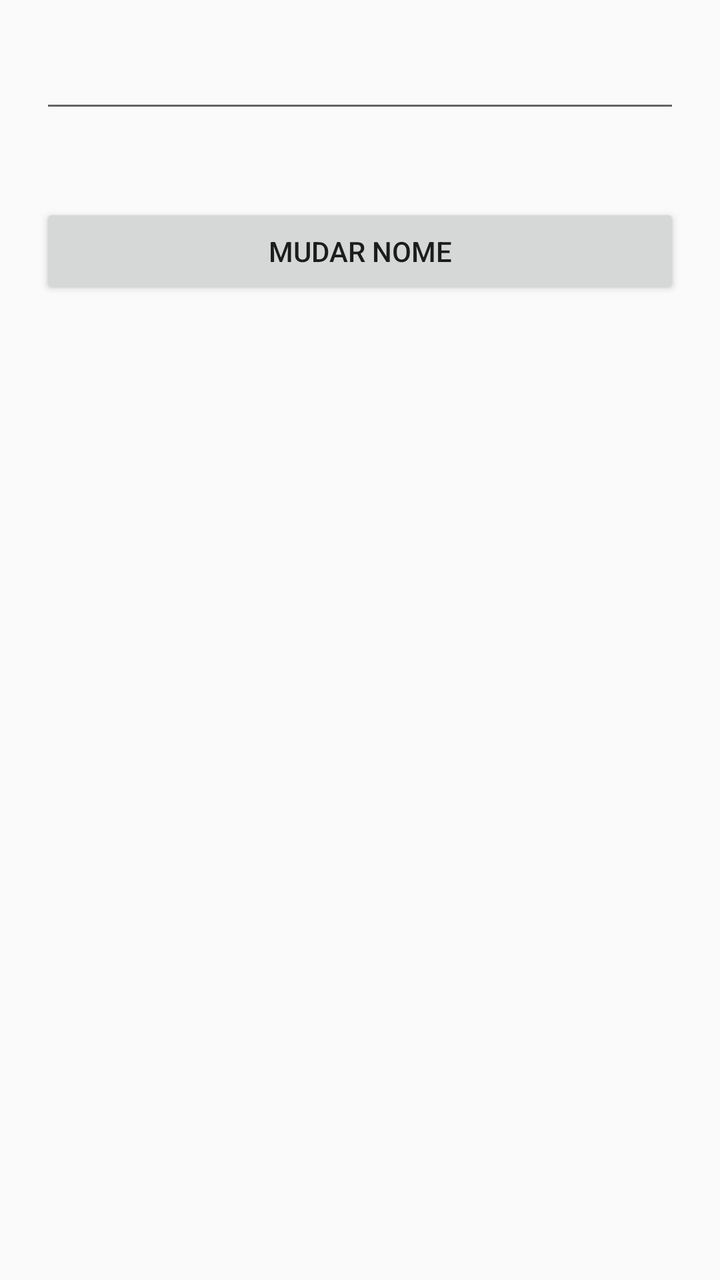
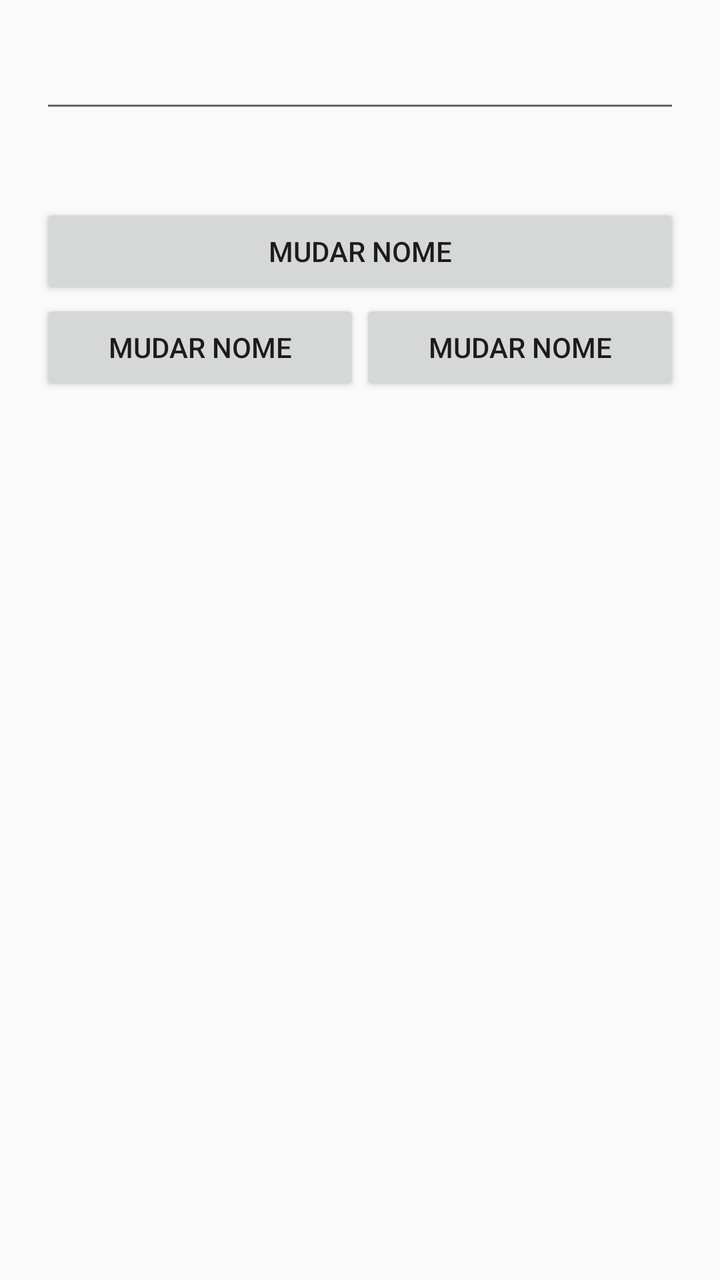

Two renders of the same Android screen: before a commit and after it. Below are the layout's source before the change and the commit's diff.
<!-- AndroidManifest.xml: application theme Theme.MeuPrimeiroApp -->
<!-- res/layout/main_activity.xml -->
<?xml version="1.0" encoding="utf-8"?>
<LinearLayout xmlns:android="http://schemas.android.com/apk/res/android"
    android:orientation="vertical"
    android:layout_width="match_parent"
    android:layout_height="match_parent"
    android:fitsSystemWindows="true"
    android:padding="20dp">

    <EditText
        android:layout_width="match_parent"
        android:layout_height="wrap_content"
        android:id="@+id/edTexto"/>
    <TextView
        android:layout_width="match_parent"
        android:layout_height="wrap_content"
        android:id="@+id/tvTextoDigitado"
        android:textSize="30sp"
        android:textColor="#0BA212"/>
    <Button
        android:layout_width="match_parent"
        android:layout_height="wrap_content"
        android:id="@+id/btMudarNome"
        android:text="Mudar Nome"/>

</LinearLayout>
<!-- resources referenced by this layout -->
<resources>
  <style name="Theme.MeuPrimeiroApp" parent="android:Theme.Material.Light.NoActionBar" />
</resources>

<!-- the commit's change to res/layout/main_activity.xml (unified diff, before → after) -->
@@ -22,4 +22,25 @@
         android:id="@+id/btMudarNome"
         android:text="Mudar Nome"/>
 
+    <LinearLayout
+        android:layout_width="match_parent"
+        android:layout_height="wrap_content"
+        android:orientation="horizontal">
+
+        <Button
+            android:layout_width="wrap_content"
+            android:layout_height="wrap_content"
+            android:layout_weight="1"
+            android:id="@+id/btMudarNome1"
+            android:text="Mudar Nome"/>
+
+        <Button
+            android:layout_width="wrap_content"
+            android:layout_height="wrap_content"
+            android:layout_weight="1"
+            android:id="@+id/btMudarNome2"
+            android:text="Mudar Nome"/>
+
+    </LinearLayout>
+
 </LinearLayout>
